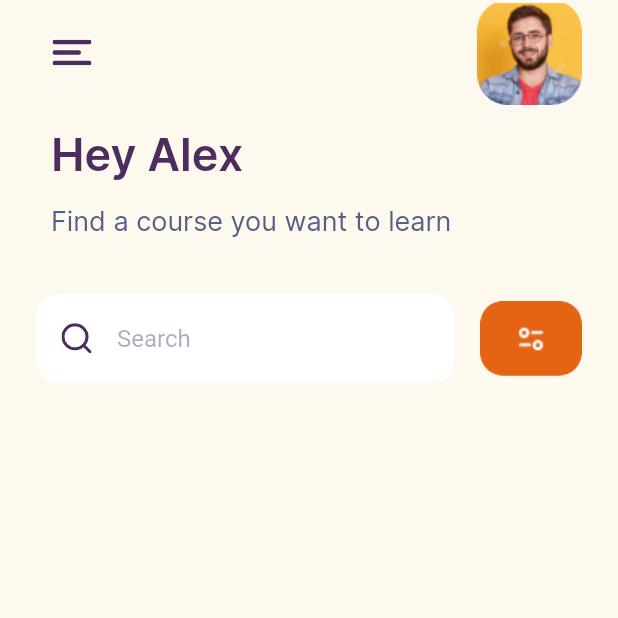
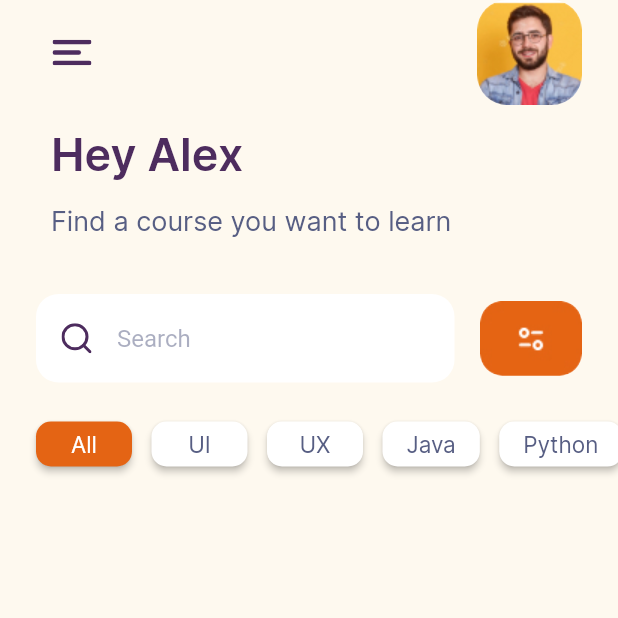
Before and after one commit to Dan-Y-Ko/Flutter-Dart-Playground, a Flutter app: the screen it shows after launch, on a phone screen of 412 x 824 dp, the top half of it. Run offline on Flutter 3.47's test engine with Material 2 defaults, Android fonts, the phone set to English and light mode, and no system bars; our stand-ins replace flutter_svg.

Commit message:
add subject list

```diff
--- /dev/null
+++ b/flutter/ui/education_app_ui/lib/models/subject.dart
@@ -0,0 +1,15 @@
+class Subject {
+  final String title;
+
+  const Subject({
+    required this.title,
+  });
+}
+
+const List<Subject> subjects = [
+  Subject(title: 'All'),
+  Subject(title: 'UI'),
+  Subject(title: 'UX'),
+  Subject(title: 'Java'),
+  Subject(title: 'Python'),
+];
--- a/flutter/ui/education_app_ui/lib/screens/home.dart
+++ b/flutter/ui/education_app_ui/lib/screens/home.dart
@@ -1,3 +1,4 @@
+import 'package:education_app_ui/widgets/home-screen/course-list.dart';
 import 'package:education_app_ui/widgets/home-screen/header.dart';
 import 'package:education_app_ui/widgets/home-screen/search.dart';
 import 'package:flutter/material.dart';
@@ -24,6 +25,7 @@ class HomeScreen extends StatelessWidget {
                 SizedBox(
                   height: 26.0,
                 ),
+                CourseList(),
               ],
             ),
           ),
--- /dev/null
+++ b/flutter/ui/education_app_ui/lib/widgets/home-screen/course-list.dart
@@ -0,0 +1,79 @@
+import 'package:education_app_ui/models/subject.dart';
+import 'package:flutter/material.dart';
+
+class CourseList extends StatelessWidget {
+  const CourseList({Key? key}) : super(key: key);
+
+  @override
+  Widget build(BuildContext context) {
+    return Container(
+      height: 30.0,
+      width: MediaQuery.of(context).size.width,
+      child: ListView(
+        clipBehavior: Clip.none,
+        scrollDirection: Axis.horizontal,
+        children: [
+          for (var i = 0; i < subjects.length; i++)
+            i == 0
+                ? Padding(
+                    padding: const EdgeInsets.only(right: 13.0),
+                    child: ElevatedButton(
+                      onPressed: () {},
+                      child: Text(subjects[i].title),
+                      style: ElevatedButton.styleFrom(
+                        primary: Color(0xFFE46414),
+                        textStyle: TextStyle(
+                          fontFamily: 'Inter400',
+                          fontSize: 15.0,
+                        ),
+                        shape: RoundedRectangleBorder(
+                          borderRadius: BorderRadius.circular(10.0),
+                        ),
+                      ),
+                    ),
+                  )
+                : Padding(
+                    padding: const EdgeInsets.only(right: 13.0),
+                    child: ElevatedButton(
+                      onPressed: () {},
+                      child: Text(subjects[i].title),
+                      style: ElevatedButton.styleFrom(
+                        primary: Colors.white,
+                        onPrimary: Color(0xFF575E83),
+                        textStyle: TextStyle(
+                          fontFamily: 'Inter400',
+                          fontSize: 15.0,
+                        ),
+                        shape: RoundedRectangleBorder(
+                          borderRadius: BorderRadius.circular(10.0),
+                        ),
+                      ),
+                    ),
+                  ),
+        ],
+      ),
+    );
+  }
+}
+
+// ButtonBar(
+//       mainAxisSize: MainAxisSize.min,
+//       children: [
+        // for (var i = 0; i < subjects.length; i++)
+        //   ElevatedButton(
+        //     onPressed: () {},
+        //     child: Text(subjects[i].title),
+        //     style: ElevatedButton.styleFrom(
+        //       primary: Colors.white,
+        //       onPrimary: Color(0xFF575E83),
+        //       textStyle: TextStyle(
+        //         fontFamily: 'Inter400',
+        //         fontSize: 15.0,
+        //       ),
+        //       shape: RoundedRectangleBorder(
+        //         borderRadius: BorderRadius.circular(10.0),
+        //       ),
+        //     ),
+        //   ),
+//       ],
+//     );
```
